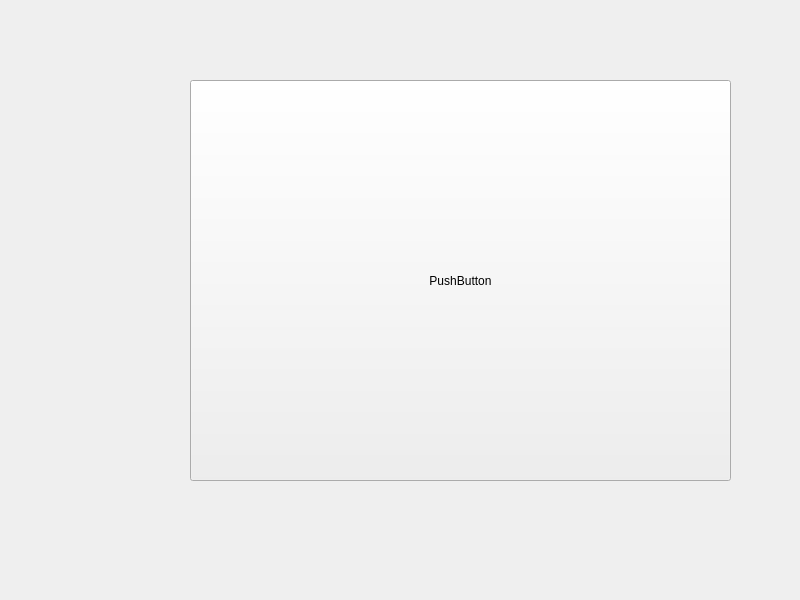
platosha-git/Modeling-2, file lab4/widget.ui: the form before one commit.
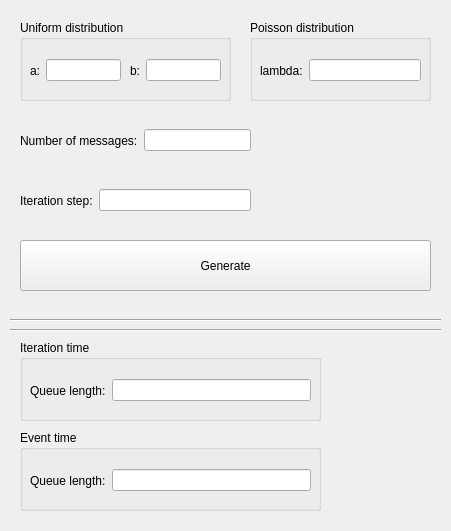
The form after the commit.

Patch:
```diff
--- a/lab4/widget.ui
+++ b/lab4/widget.ui
@@ -6,25 +6,267 @@
    <rect>
     <x>0</x>
     <y>0</y>
-    <width>800</width>
-    <height>600</height>
+    <width>451</width>
+    <height>531</height>
    </rect>
   </property>
   <property name="windowTitle">
    <string>Widget</string>
   </property>
-  <widget class="QPushButton" name="pushButton">
+  <widget class="QWidget" name="widget" native="true">
    <property name="geometry">
     <rect>
-     <x>190</x>
-     <y>80</y>
-     <width>541</width>
-     <height>401</height>
+     <x>10</x>
+     <y>10</y>
+     <width>431</width>
+     <height>511</height>
     </rect>
    </property>
-   <property name="text">
-    <string>PushButton</string>
-   </property>
+   <widget class="QPushButton" name="pushButton">
+    <property name="geometry">
+     <rect>
+      <x>10</x>
+      <y>230</y>
+      <width>411</width>
+      <height>51</height>
+     </rect>
+    </property>
+    <property name="text">
+     <string>Generate</string>
+    </property>
+   </widget>
+   <widget class="QGroupBox" name="groupBox">
+    <property name="geometry">
+     <rect>
+      <x>10</x>
+      <y>10</y>
+      <width>211</width>
+      <height>81</height>
+     </rect>
+    </property>
+    <property name="title">
+     <string>Uniform distribution</string>
+    </property>
+    <widget class="QWidget" name="horizontalLayoutWidget">
+     <property name="geometry">
+      <rect>
+       <x>10</x>
+       <y>30</y>
+       <width>91</width>
+       <height>41</height>
+      </rect>
+     </property>
+     <layout class="QHBoxLayout" name="horizontalLayout">
+      <item>
+       <widget class="QLabel" name="labelA">
+        <property name="text">
+         <string>a:</string>
+        </property>
+       </widget>
+      </item>
+      <item>
+       <widget class="QLineEdit" name="lineA"/>
+      </item>
+     </layout>
+    </widget>
+    <widget class="QWidget" name="horizontalLayoutWidget_2">
+     <property name="geometry">
+      <rect>
+       <x>110</x>
+       <y>30</y>
+       <width>91</width>
+       <height>41</height>
+      </rect>
+     </property>
+     <layout class="QHBoxLayout" name="horizontalLayout_2">
+      <item>
+       <widget class="QLabel" name="labelB">
+        <property name="text">
+         <string>b:</string>
+        </property>
+       </widget>
+      </item>
+      <item>
+       <widget class="QLineEdit" name="lineB"/>
+      </item>
+     </layout>
+    </widget>
+   </widget>
+   <widget class="QGroupBox" name="groupBox_2">
+    <property name="geometry">
+     <rect>
+      <x>240</x>
+      <y>10</y>
+      <width>181</width>
+      <height>81</height>
+     </rect>
+    </property>
+    <property name="title">
+     <string>Poisson distribution</string>
+    </property>
+    <widget class="QWidget" name="horizontalLayoutWidget_3">
+     <property name="geometry">
+      <rect>
+       <x>10</x>
+       <y>30</y>
+       <width>161</width>
+       <height>41</height>
+      </rect>
+     </property>
+     <layout class="QHBoxLayout" name="horizontalLayout_3">
+      <item>
+       <widget class="QLabel" name="labelA_2">
+        <property name="text">
+         <string>lambda:</string>
+        </property>
+       </widget>
+      </item>
+      <item>
+       <widget class="QLineEdit" name="lineLambda"/>
+      </item>
+     </layout>
+    </widget>
+   </widget>
+   <widget class="Line" name="line">
+    <property name="geometry">
+     <rect>
+      <x>0</x>
+      <y>300</y>
+      <width>441</width>
+      <height>20</height>
+     </rect>
+    </property>
+    <property name="orientation">
+     <enum>Qt::Horizontal</enum>
+    </property>
+   </widget>
+   <widget class="QGroupBox" name="groupBox_3">
+    <property name="geometry">
+     <rect>
+      <x>10</x>
+      <y>330</y>
+      <width>301</width>
+      <height>81</height>
+     </rect>
+    </property>
+    <property name="title">
+     <string>Iteration time</string>
+    </property>
+    <widget class="QWidget" name="horizontalLayoutWidget_4">
+     <property name="geometry">
+      <rect>
+       <x>10</x>
+       <y>30</y>
+       <width>281</width>
+       <height>41</height>
+      </rect>
+     </property>
+     <layout class="QHBoxLayout" name="horizontalLayout_4">
+      <item>
+       <widget class="QLabel" name="labelA_3">
+        <property name="text">
+         <string>Queue length:</string>
+        </property>
+       </widget>
+      </item>
+      <item>
+       <widget class="QLineEdit" name="lineIteration"/>
+      </item>
+     </layout>
+    </widget>
+   </widget>
+   <widget class="QGroupBox" name="groupBox_4">
+    <property name="geometry">
+     <rect>
+      <x>10</x>
+      <y>420</y>
+      <width>301</width>
+      <height>81</height>
+     </rect>
+    </property>
+    <property name="title">
+     <string>Event time</string>
+    </property>
+    <widget class="QWidget" name="horizontalLayoutWidget_5">
+     <property name="geometry">
+      <rect>
+       <x>10</x>
+       <y>30</y>
+       <width>281</width>
+       <height>41</height>
+      </rect>
+     </property>
+     <layout class="QHBoxLayout" name="horizontalLayout_5">
+      <item>
+       <widget class="QLabel" name="labelA_4">
+        <property name="text">
+         <string>Queue length:</string>
+        </property>
+       </widget>
+      </item>
+      <item>
+       <widget class="QLineEdit" name="lineEvent"/>
+      </item>
+     </layout>
+    </widget>
+   </widget>
+   <widget class="QWidget" name="horizontalLayoutWidget_6">
+    <property name="geometry">
+     <rect>
+      <x>10</x>
+      <y>110</y>
+      <width>231</width>
+      <height>41</height>
+     </rect>
+    </property>
+    <layout class="QHBoxLayout" name="horizontalLayout_6">
+     <item>
+      <widget class="QLabel" name="labelA_5">
+       <property name="text">
+        <string>Number of messages:</string>
+       </property>
+      </widget>
+     </item>
+     <item>
+      <widget class="QLineEdit" name="lineNumMsg"/>
+     </item>
+    </layout>
+   </widget>
+   <widget class="QWidget" name="horizontalLayoutWidget_7">
+    <property name="geometry">
+     <rect>
+      <x>10</x>
+      <y>170</y>
+      <width>231</width>
+      <height>41</height>
+     </rect>
+    </property>
+    <layout class="QHBoxLayout" name="horizontalLayout_7">
+     <item>
+      <widget class="QLabel" name="labelA_6">
+       <property name="text">
+        <string>Iteration step:</string>
+       </property>
+      </widget>
+     </item>
+     <item>
+      <widget class="QLineEdit" name="lineStep"/>
+     </item>
+    </layout>
+   </widget>
+   <widget class="Line" name="line_2">
+    <property name="geometry">
+     <rect>
+      <x>0</x>
+      <y>310</y>
+      <width>441</width>
+      <height>20</height>
+     </rect>
+    </property>
+    <property name="orientation">
+     <enum>Qt::Horizontal</enum>
+    </property>
+   </widget>
   </widget>
  </widget>
  <resources/>
```
